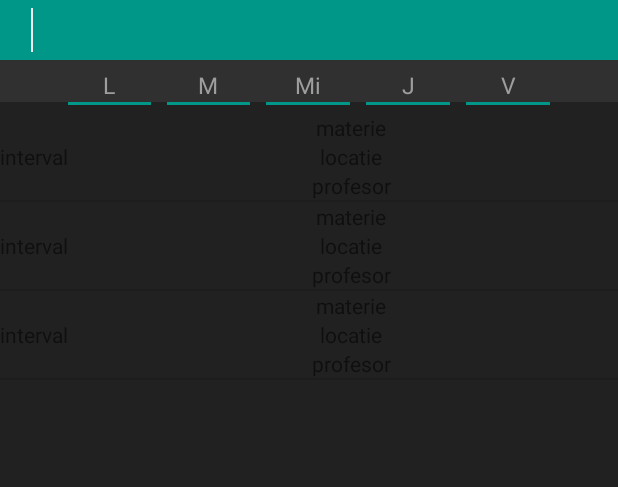
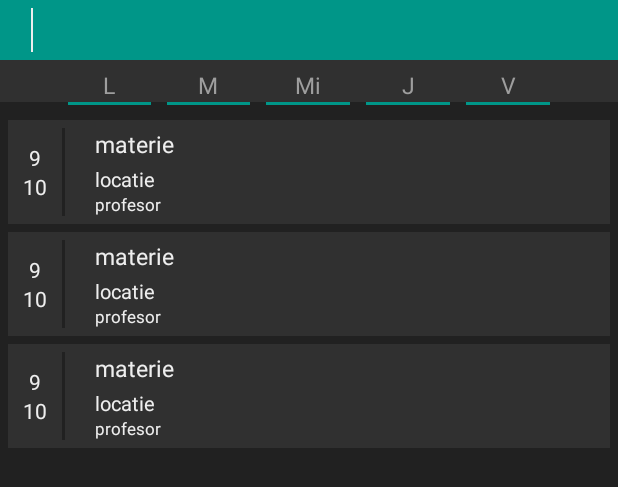
Before and after one commit to spidulica/widget, an Android app: the layout widget_class.xml on its own in the app's theme, with its tools: preview values and no code run, on a phone screen of 412 x 824 dp. Shown: the top 487 px of the screen. Run offline under Robolectric (Android 15) with nearby library versions, the phone set to English and light mode, and no system bars.

Commit message:
design for widget rows

```diff
--- a/app/src/main/java/com/test/widget/list_view_utils/WidgetService.java
+++ b/app/src/main/java/com/test/widget/list_view_utils/WidgetService.java
@@ -1,6 +1,7 @@
 package com.test.widget.list_view_utils;
 
 import android.content.Intent;
+import android.support.v4.content.ContextCompat;
 import android.util.Log;
 import android.widget.RemoteViews;
 import android.widget.RemoteViewsService;
@@ -50,12 +51,13 @@ public class WidgetService extends RemoteViewsService implements RemoteViewsServ
         remoteView.setTextViewText(R.id.profesor, listItem.getProfesor());
         remoteView.setTextViewText(R.id.materie, listItem.getMaterie());
         remoteView.setTextViewText(R.id.locatie, listItem.getLocatie());
-        remoteView.setTextViewText(R.id.interval, listItem.getOraInceput() + " - " + listItem.getOraSfarsit());
+        remoteView.setTextViewText(R.id.start, listItem.getOraInceput() );
+        remoteView.setTextViewText(R.id.end, listItem.getOraSfarsit());
 
         if (position == scrollPoss) {
-            remoteView.setInt(R.id.row_item, "setBackgroundColor", getApplicationContext().getResources().getColor(R.color.colorPrimaryDark));
+            remoteView.setInt(R.id.selected_card_line, "setBackgroundColor", ContextCompat.getColor(getApplicationContext(), R.color.blue_widget));
         } else {
-            remoteView.setInt(R.id.row_item, "setBackgroundColor", getApplicationContext().getResources().getColor(R.color.widget));
+            remoteView.setInt(R.id.selected_card_line, "setBackgroundColor", ContextCompat.getColor(getApplicationContext(), R.color.card_background));
         }
 
         return remoteView;
--- a/app/src/main/res/layout/widget_class.xml
+++ b/app/src/main/res/layout/widget_class.xml
@@ -54,10 +54,14 @@
         android:layout_height="match_parent"
         android:layout_alignParentBottom="true"
         android:layout_alignParentStart="true"
-        android:layout_marginTop="5dp"
+        android:layout_marginTop="10dp"
+        android:layout_marginLeft="5dp"
+        android:layout_marginRight="5dp"
         android:layout_below="@+id/widget_day_line"
         android:background="@android:color/transparent"
         android:overScrollMode="never"
         android:scrollbars="vertical"
+        android:divider="@color/background_widget"
+        android:dividerHeight="5.0sp"
         tools:listitem="@layout/widget_row" />
 </RelativeLayout>
--- a/app/src/main/res/layout/widget_row.xml
+++ b/app/src/main/res/layout/widget_row.xml
@@ -5,47 +5,113 @@
     android:layout_height="match_parent"
     android:layout_marginEnd="10dp"
     android:layout_marginStart="10dp"
+    android:layout_marginTop="10dp"
+    android:layout_marginBottom="10dp"
+    android:background="@color/card_background"
+    android:layout_weight="1.0"
     android:orientation="vertical">
 
+    <LinearLayout
+        android:layout_alignParentStart="true"
+        android:layout_alignParentTop="true"
+        android:id="@+id/selected_card_line"
+        android:layout_width="2dp"
+        android:layout_height="wrap_content"
+        android:background="@color/card_background"
+        android:orientation="vertical"
+        android:layout_toEndOf="@+id/interval"
+        android:layout_alignTop="@+id/info"
+        android:layout_alignBottom="@+id/info" />
+
+    <LinearLayout
+        android:layout_alignBottom="@+id/info"
+        android:layout_alignParentStart="true"
+        android:layout_alignParentTop="true"
+        android:id="@+id/interval"
+        android:orientation="vertical"
+        android:gravity="center"
+        android:layout_width="wrap_content"
+        android:layout_height="wrap_content">
         <TextView
-        android:id="@+id/interval"
+            android:id="@+id/start"
             android:layout_width="wrap_content"
             android:layout_height="wrap_content"
             android:layout_alignBottom="@+id/profesor"
-        android:layout_alignParentStart="true"
-        android:layout_alignParentTop="true"
             android:layout_marginEnd="10dp"
+            android:layout_marginStart="10dp"
             android:gravity="center"
-        android:text="interval" />
+            android:textColor="@color/card_text"
+            android:text="9" />
 
         <TextView
-        android:id="@+id/materie"
+            android:id="@+id/end"
             android:layout_width="wrap_content"
             android:layout_height="wrap_content"
+            android:layout_marginEnd="10dp"
+            android:layout_marginStart="10dp"
+            android:gravity="center"
+            android:textColor="@color/card_text"
+            android:text="10" />
+
+    </LinearLayout>
+
+    <LinearLayout
+        android:id="@+id/card_black_vertical_line"
+        android:layout_width="2dp"
+        android:layout_height="wrap_content"
+        android:layout_marginBottom="5dp"
+        android:layout_marginTop="5dp"
+        android:background="@color/background_widget"
+        android:orientation="vertical"
+        android:layout_toEndOf="@+id/interval"
+        android:layout_alignTop="@+id/info"
+        android:layout_alignBottom="@+id/info" />
+
+    <LinearLayout
+        android:id="@+id/info"
+        android:paddingLeft="10dp"
+        android:layout_width="wrap_content"
+        android:layout_height="wrap_content"
+        android:layout_alignParentTop="true"
+        android:orientation="vertical"
         android:layout_alignParentEnd="true"
-        android:layout_alignParentTop="true"
-        android:layout_toEndOf="@+id/interval"
-        android:gravity="center"
-        android:text="materie" />
+        android:paddingBottom="5dp"
+        android:paddingTop="5dp"
+        android:layout_toEndOf="@+id/card_black_vertical_line">
+        <TextView
+            android:id="@+id/materie"
+            android:textSize="15sp"
+            android:paddingStart="10dp"
+            android:paddingEnd="10dp"
+            android:layout_width="match_parent"
+            android:layout_height="wrap_content"
+            android:textColor="@color/card_text"
+            android:gravity="start"
+            android:text="materie"
+            />
 
         <TextView
             android:id="@+id/locatie"
-        android:layout_width="wrap_content"
+            android:paddingTop="3dp"
+            android:paddingStart="10dp"
+            android:paddingEnd="10dp"
+            android:layout_width="match_parent"
             android:layout_height="wrap_content"
-        android:layout_alignParentEnd="true"
-        android:layout_below="@+id/materie"
-        android:layout_toEndOf="@+id/interval"
-        android:gravity="center"
-        android:text="locatie" />
+            android:gravity="start"
+            android:textColor="@color/card_text"
+            android:text="locatie"
+            android:textSize="13sp"/>
 
         <TextView
             android:id="@+id/profesor"
-        android:layout_width="wrap_content"
+            android:layout_width="match_parent"
             android:layout_height="wrap_content"
-        android:layout_alignParentEnd="true"
-        android:layout_alignStart="@+id/locatie"
-        android:layout_below="@+id/locatie"
-        android:gravity="center"
-        android:text="profesor" />
-
+            android:gravity="start"
+            android:paddingStart="10dp"
+            android:paddingEnd="10dp"
+            android:text="profesor"
+            android:textColor="@color/card_text"
+            android:textSize="11sp"
+            />
+    </LinearLayout>
 </RelativeLayout>
--- a/app/src/main/res/values/colors.xml
+++ b/app/src/main/res/values/colors.xml
@@ -10,5 +10,7 @@
     <color name="grey">#303030</color>
     <color name="text_white">#eeeeee</color>
     <color name="text_grey">#9e9e9e</color>
-
+    <color name="card_text">#eeeeee</color>
+    <color name="card_background">#303030</color>
+    <color name="selected_card_background">#303050</color>
 </resources>
```
Lines whose indentation alone changed are shown as unchanged.
